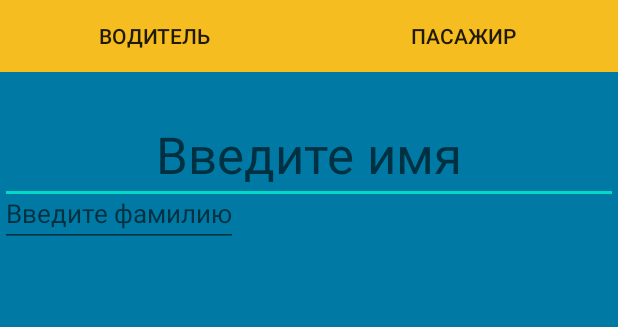
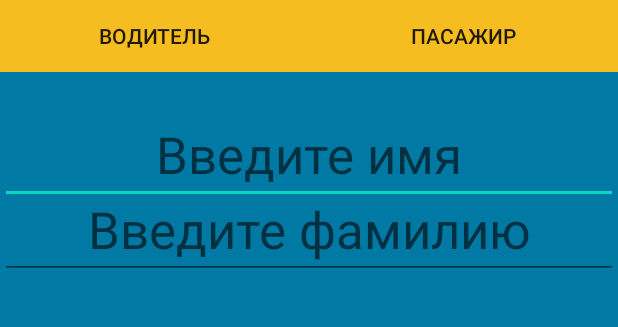
Before and after one commit to Artem1602/Transport_helper, an Android app: the screen it shows after launch (Login_activity), on a phone screen of 412 x 824 dp, the part 264-591 px from its top. Run offline under Robolectric (Android 15) with nearby library versions, the phone set to English and light mode, and no system bars.

Commit message:
login activity

```diff
--- a/app/src/main/res/layout/login_activity.xml
+++ b/app/src/main/res/layout/login_activity.xml
@@ -67,9 +67,10 @@
         android:layout_marginTop="240dp">
 
             <EditText
-            android:layout_width="wrap_content"
-            android:layout_height="match_parent"
-            android:textSize="17sp"
+            android:layout_width="match_parent"
+                android:layout_height="wrap_content"
+                android:textAlignment="center"
+            android:textSize="34sp"
             android:hint="Введите фамилию"
             />
     </LinearLayout>
```
